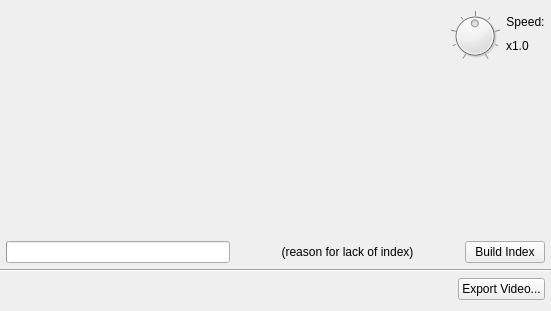
Old version of the form src/desktop/ui/playback.ui in the repository drawpile/Drawpile.
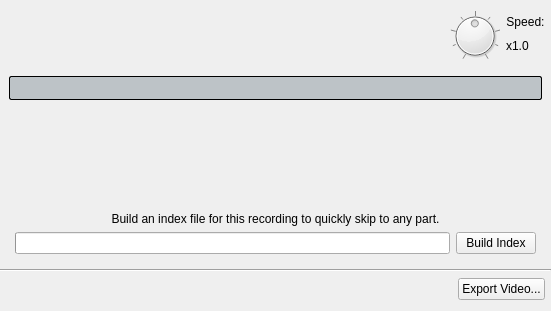
New version of the form. Icons and pictures are not drawn. Custom widgets are drawn as their Qt base class.

Commit message:
Reimplement recording playback
Work in progress: Indexing not yet reimplemented.

Diff of the .ui file:
```diff
--- a/src/desktop/ui/playback.ui
+++ b/src/desktop/ui/playback.ui
@@ -209,30 +209,47 @@
     </layout>
    </item>
    <item>
-    <widget class="widgets::Filmstrip" name="filmStrip">
-     <property name="sizePolicy">
-      <sizepolicy hsizetype="Expanding" vsizetype="Expanding">
-       <horstretch>0</horstretch>
-       <verstretch>0</verstretch>
-      </sizepolicy>
+    <widget class="QStackedWidget" name="indexStack">
+     <property name="currentIndex">
+      <number>0</number>
      </property>
-    </widget>
-   </item>
+     <widget class="QWidget" name="buildIndexPage">
+      <layout class="QVBoxLayout" name="verticalLayout_3">
    <item>
-    <layout class="QHBoxLayout" name="horizontalLayout_4">
-     <property name="leftMargin">
-      <number>6</number>
-     </property>
-     <property name="rightMargin">
-      <number>6</number>
-     </property>
-     <item>
-      <widget class="QProgressBar" name="buildIndexProgress">
+        <widget class="QProgressBar" name="playbackProgress">
+         <property name="styleSheet">
+          <string notr="true">QProgressBar {
+background: #bdc3c7;
+border: 1px solid black;
+border-radius: 2px;
+}
+
+QProgressBar::chunk {
+background-color: #f67400;
+border-right: 2px solid black;
+}</string>
+         </property>
+         <property name="value">
+          <number>0</number>
+         </property>
        <property name="textVisible">
         <bool>false</bool>
        </property>
       </widget>
      </item>
+       <item>
+        <spacer name="verticalSpacer">
+         <property name="orientation">
+          <enum>Qt::Vertical</enum>
+         </property>
+         <property name="sizeHint" stdset="0">
+          <size>
+           <width>20</width>
+           <height>40</height>
+          </size>
+         </property>
+        </spacer>
+       </item>
      <item>
       <widget class="QLabel" name="noIndexReason">
        <property name="sizePolicy">
@@ -242,7 +259,7 @@
         </sizepolicy>
        </property>
        <property name="text">
-        <string notr="true">(reason for lack of index)</string>
+          <string>Build an index file for this recording to quickly skip to any part.</string>
        </property>
        <property name="alignment">
         <set>Qt::AlignCenter</set>
@@ -250,6 +267,21 @@
       </widget>
      </item>
      <item>
+        <layout class="QHBoxLayout" name="horizontalLayout_4">
+         <property name="leftMargin">
+          <number>6</number>
+         </property>
+         <property name="rightMargin">
+          <number>6</number>
+         </property>
+         <item>
+          <widget class="QProgressBar" name="buildIndexProgress">
+           <property name="textVisible">
+            <bool>false</bool>
+           </property>
+          </widget>
+         </item>
+         <item>
       <widget class="QPushButton" name="buildIndexButton">
        <property name="text">
         <string>Build Index</string>
@@ -260,6 +292,24 @@
       </widget>
      </item>
     </layout>
+       </item>
+      </layout>
+     </widget>
+     <widget class="QWidget" name="filmstripPage">
+      <layout class="QVBoxLayout" name="verticalLayout_2">
+       <item>
+        <widget class="widgets::Filmstrip" name="filmStrip">
+         <property name="sizePolicy">
+          <sizepolicy hsizetype="Expanding" vsizetype="Expanding">
+           <horstretch>0</horstretch>
+           <verstretch>0</verstretch>
+          </sizepolicy>
+         </property>
+        </widget>
+       </item>
+      </layout>
+     </widget>
+    </widget>
    </item>
    <item>
     <widget class="Line" name="line">
```
Lines whose indentation alone changed are shown as unchanged. The commit also changes 14 other files.
